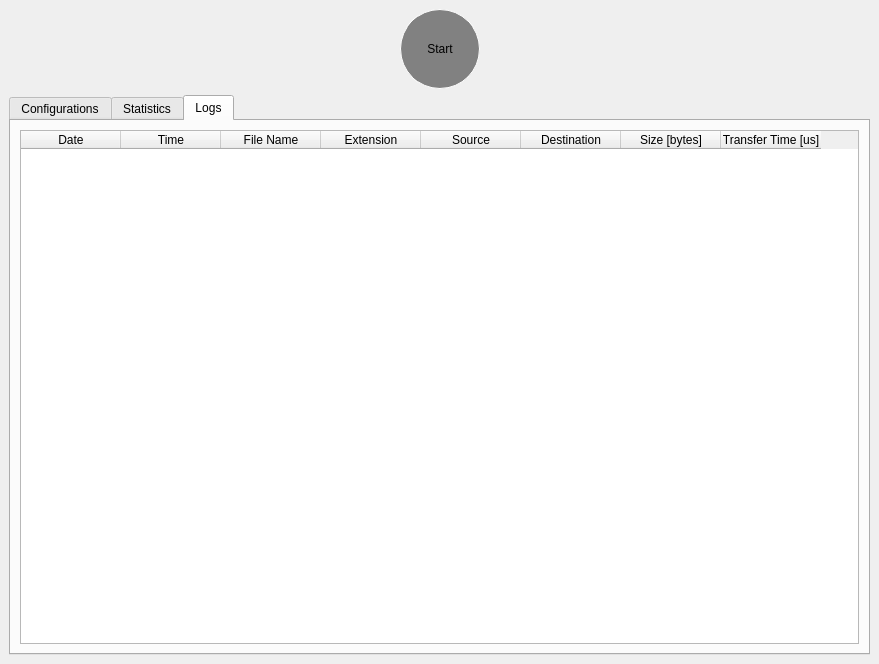
Qt form UI/mainWindow.ui (RodrigoMacielGodoy/PeriodicFileTransfer) before a commit.
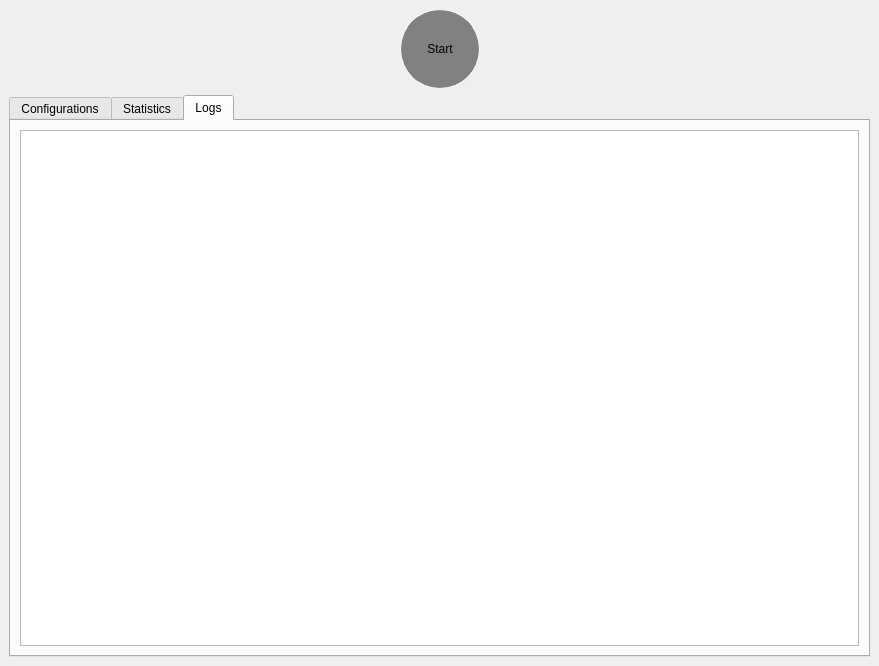
The same form after that commit. The open tabs and pages were chosen to show the change.

Diff of the .ui file:
```diff
--- a/UI/mainWindow.ui
+++ b/UI/mainWindow.ui
@@ -7,13 +7,18 @@
     <x>0</x>
     <y>0</y>
     <width>879</width>
-    <height>664</height>
+    <height>666</height>
    </rect>
   </property>
   <property name="windowTitle">
    <string>Periodic File Transfer</string>
   </property>
   <widget class="QWidget" name="centralwidget">
+   <property name="styleSheet">
+    <string notr="true">QWidget#centralWidget{
+	background-color: rgb(50, 50, 50);
+}</string>
+   </property>
    <layout class="QVBoxLayout" name="verticalLayout_3">
     <item>
      <layout class="QHBoxLayout" name="horizontalLayout_3">
@@ -305,46 +310,9 @@
           <property name="editTriggers">
            <set>QAbstractItemView::NoEditTriggers</set>
           </property>
-          <column>
-           <property name="text">
-            <string>Date</string>
-           </property>
-          </column>
-          <column>
-           <property name="text">
-            <string>Time</string>
-           </property>
-          </column>
-          <column>
-           <property name="text">
-            <string>File Name</string>
-           </property>
-          </column>
-          <column>
-           <property name="text">
-            <string>Extension</string>
-           </property>
-          </column>
-          <column>
-           <property name="text">
-            <string>Source</string>
-           </property>
-          </column>
-          <column>
-           <property name="text">
-            <string>Destination</string>
-           </property>
-          </column>
-          <column>
-           <property name="text">
-            <string>Size [bytes]</string>
-           </property>
-          </column>
-          <column>
-           <property name="text">
-            <string>Transfer Time [us]</string>
-           </property>
-          </column>
+          <attribute name="horizontalHeaderVisible">
+           <bool>false</bool>
+          </attribute>
          </widget>
         </item>
        </layout>
```
Left out of the diff: 2 changed lines with no effect on the pictures.
